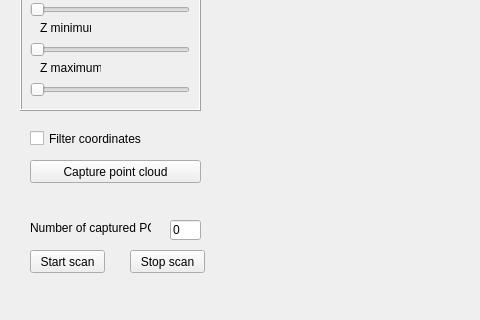
First picture: the form in SourceCode/scanwindow.ui, repository AntoineMerlet/3DScan, before the edit; both pictures show x 0 to 480 and y 230 to 550 of the 700 by 550 pixel window.
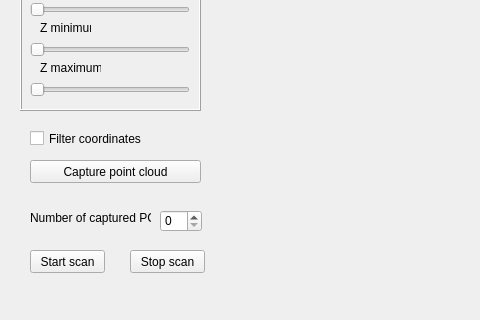
Second picture: the form after the edit. Custom widgets are drawn as their Qt base class.

The edit to the form file:
```diff
--- a/SourceCode/scanwindow.ui
+++ b/SourceCode/scanwindow.ui
@@ -268,7 +268,7 @@
     <property name="geometry">
      <rect>
       <x>30</x>
-      <y>450</y>
+      <y>440</y>
       <width>121</width>
       <height>16</height>
      </rect>
@@ -277,19 +277,6 @@
      <string>Number of captured PCs</string>
     </property>
    </widget>
-   <widget class="QLineEdit" name="sw_pcnumber_lineedit">
-    <property name="geometry">
-     <rect>
-      <x>170</x>
-      <y>450</y>
-      <width>31</width>
-      <height>20</height>
-     </rect>
-    </property>
-    <property name="text">
-     <string>0</string>
-    </property>
-   </widget>
    <widget class="QRadioButton" name="sw_horizontalacq_radiobutton">
     <property name="geometry">
      <rect>
@@ -345,6 +332,16 @@
      </sizepolicy>
     </property>
    </widget>
+   <widget class="QSpinBox" name="cap_pc">
+    <property name="geometry">
+     <rect>
+      <x>160</x>
+      <y>440</y>
+      <width>42</width>
+      <height>22</height>
+     </rect>
+    </property>
+   </widget>
   </widget>
   <widget class="QMenuBar" name="menubar">
    <property name="geometry">
```
Left out of the diff: 2 changed lines with no effect on the pictures.
